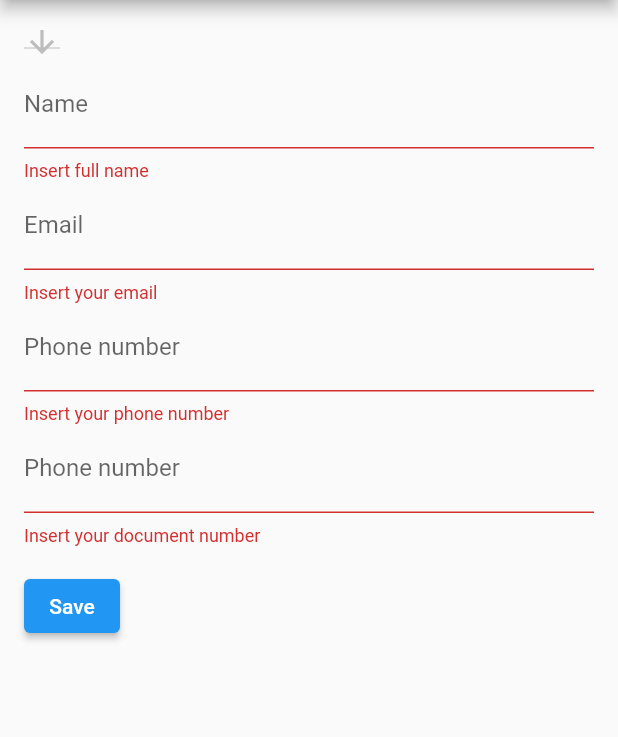
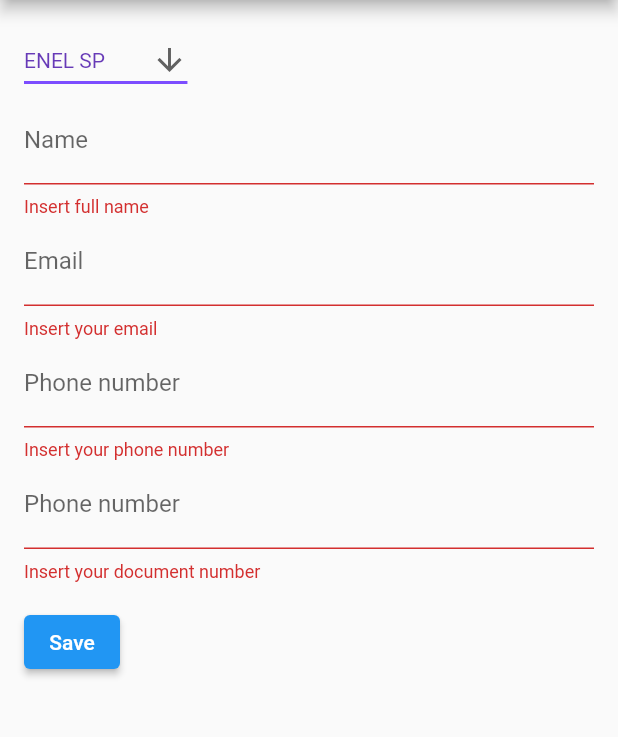
Before and after one commit to brunotfarsura/powereffi_mobile, a Flutter app: the screen it shows after launch, after a tap on "Save", on a phone screen of 412 x 824 dp, the part 84-821 px from its top. Run offline on Flutter 3.47's test engine with Material 2 defaults, Android fonts, the light colour scheme and no system bars; our stand-ins replace floor; accounts and stored records are empty.

Commit message:
create energy consumption data model

```diff
--- /dev/null
+++ b/lib/energyConsumption/dropDownButtonWidget.dart
@@ -0,0 +1,42 @@
+import 'package:flutter/material.dart';
+import 'package:flutter/src/widgets/container.dart';
+import 'package:flutter/src/widgets/framework.dart';
+
+class DropDownButtonWidget extends StatefulWidget {
+  const DropDownButtonWidget({super.key});
+
+  @override
+  State<DropDownButtonWidget> createState() => _DropDownButtonWidgetState();
+}
+
+const List<String> list = <String>['ENEL SP', 'EDP', 'CEMIG', 'ELETROBRAS'];
+
+class _DropDownButtonWidgetState extends State<DropDownButtonWidget> {
+  String dropdownValue = list.first;
+
+  @override
+  Widget build(BuildContext context) {
+    return DropdownButton<String>(
+      value: dropdownValue,
+      icon: const Icon(Icons.arrow_downward),
+      elevation: 16,
+      style: const TextStyle(color: Colors.deepPurple),
+      underline: Container(
+        height: 2,
+        color: Colors.deepPurpleAccent,
+      ),
+      onChanged: (String? value) {
+        // This is called when the user selects an item.
+        setState(() {
+          dropdownValue = value!;
+        });
+      },
+      items: list.map<DropdownMenuItem<String>>((String value) {
+        return DropdownMenuItem<String>(
+          value: value,
+          child: Text(value),
+        );
+      }).toList(),
+    );
+  }
+}
--- a/lib/energyConsumption/energyConsumptionData.dart
+++ b/lib/energyConsumption/energyConsumptionData.dart
@@ -0,0 +1,108 @@
+import 'package:flutter/material.dart';
+import 'package:flutter/src/widgets/container.dart';
+import 'package:flutter/src/widgets/framework.dart';
+import 'package:powereffi_mobile/energyConsumption/DropDownButtonWidget.dart';
+import 'package:powereffi_mobile/model/person.dart';
+
+class EnergyConsumptionData extends StatelessWidget {
+  EnergyConsumptionData({super.key});
+
+  final Text title = const Text("Cadastro pessoal");
+
+  final _formKey = GlobalKey<FormState>();
+
+  TextEditingController _distributionCompanyNameController = TextEditingController();
+  final TextEditingController _installationNumberController = TextEditingController();
+  final TextEditingController _clientNameController = TextEditingController();
+  final TextEditingController _addressController = TextEditingController();
+  final TextEditingController _groupController = TextEditingController();
+  final TextEditingController _subGroupController = TextEditingController();
+  final TextEditingController _classController = TextEditingController();
+  final TextEditingController _subClassController = TextEditingController();
+  final TextEditingController _supplyTypeController = TextEditingController();
+  final TextEditingController _tariffModalityController = TextEditingController();
+  final TextEditingController _energyConsumptionFirstMonthController = TextEditingController();
+  final TextEditingController _energyConsumptionSecondMonthController = TextEditingController();
+  final TextEditingController _energyConsumptionThirdMonthController = TextEditingController();
+  final TextEditingController _energyConsumptionFourthMonthController = TextEditingController();
+
+  @override
+  Widget build(BuildContext context) {
+      return Scaffold(
+      appBar: AppBar(
+        title: const Text("Personal data"),
+        ),
+      body: SingleChildScrollView(
+        child: Padding(
+          padding: const EdgeInsets.all(16),
+          child: Form(
+            key: _formKey,
+            child: Column(
+              crossAxisAlignment: CrossAxisAlignment.start,
+              children: <Widget>[
+                const DropDownButtonWidget(),
+                TextFormField(
+                  decoration: const InputDecoration(
+                      hintText: "Name", labelText: "Name"),
+                  controller: _distributionCompanyNameController,
+                  validator: (value) {
+                    if (value == null || value.isEmpty) {
+                      return 'Insert full name';
+                    }
+                    return null;
+                  },
+                ),
+                TextFormField(
+                  decoration: const InputDecoration(
+                      hintText: "Email", labelText: "Email"),
+                  controller: _installationNumberController,
+                  validator: (value) {
+                    if (value == null || value.isEmpty) {
+                      return 'Insert your email';
+                    }
+                    return null;
+                  },
+                ),
+                TextFormField(
+                  decoration: const InputDecoration(
+                      hintText: "Phone number", labelText: "Phone number"),
+                  controller: _clientNameController,
+                  validator: (value) {
+                    if (value == null || value.isEmpty) {
+                      return 'Insert your phone number';
+                    }
+                    return null;
+                  },
+                ),
+                TextFormField(
+                  decoration: const InputDecoration(
+                      hintText: "Document number", labelText: "Phone number"),
+                  controller: _addressController,
+                  validator: (value) {
+                    if (value == null || value.isEmpty) {
+                      return 'Insert your document number';
+                    }
+                    return null;
+                  },
+                ),
+                Padding(
+                  padding: const EdgeInsets.symmetric(vertical: 16.0),
+                  child: ElevatedButton(
+                    onPressed: () {
+                      if (_formKey.currentState!.validate()) {
+
+                      //Navigator.pop(context, person);
+                        Navigator.pushNamed(context, "/consumptionProfile");
+                      }
+                    },
+                    child: const Text('Save'),
+                  ),
+                ),
+              ],
+            ),
+          ),
+        ),
+      ),
+    );
+  }
+}
--- a/lib/main.dart
+++ b/lib/main.dart
@@ -1,4 +1,5 @@
 import 'package:flutter/material.dart';
+import 'package:powereffi_mobile/energyConsumption/energyConsumptionData.dart';
 import 'package:powereffi_mobile/personalData/createPersonalData.dart';
 
 void main() {
@@ -15,11 +16,11 @@ class MyApp extends StatelessWidget {
       theme: ThemeData(
         primarySwatch: Colors.blue,
       ),
-      initialRoute: "/personalData",
+      initialRoute: "/energyConsumptionData",
       routes: {
         //"/": ((context) => const MyHomePage(title: 'My own home page',)), //Screen to start the app
         "/personalData": (context) => CreatePersonalData(),
-        "/energyConsumptionData": (context) => CreateEnergyConsumptionData()
+        "/energyConsumptionData": (context) => EnergyConsumptionData()
       },
     );
   }
--- a/lib/personalData/createPersonalData.dart
+++ b/lib/personalData/createPersonalData.dart
@@ -1,6 +1,7 @@
 import 'package:flutter/material.dart';
 import 'package:flutter/src/widgets/container.dart';
 import 'package:flutter/src/widgets/framework.dart';
+import 'package:powereffi_mobile/energyConsumption/DropDownButtonWidget.dart';
 
 import '../model/person.dart';
 
@@ -11,20 +12,10 @@ class CreatePersonalData extends StatelessWidget {
 
   final _formKey = GlobalKey<FormState>();
 
-  TextEditingController _distributionCompanyNameController = TextEditingController();
-  final TextEditingController _installationNumberController = TextEditingController();
-  final TextEditingController _clientNameController = TextEditingController();
-  final TextEditingController _addressController = TextEditingController();
-  final TextEditingController _groupController = TextEditingController();
-  final TextEditingController _subGroupController = TextEditingController();
-  final TextEditingController _classController = TextEditingController();
-  final TextEditingController _subClassController = TextEditingController();
-  final TextEditingController _supplyTypeController = TextEditingController();
-  final TextEditingController _tariffModalityController = TextEditingController();
-  final TextEditingController _energyConsumptionFirstMonthController = TextEditingController();
-  final TextEditingController _energyConsumptionSecondMonthController = TextEditingController();
-  final TextEditingController _energyConsumptionThirdMonthController = TextEditingController();
-  final TextEditingController _energyConsumptionFourthMonthController = TextEditingController();
+  final TextEditingController _nameController = TextEditingController();
+  final TextEditingController _emailController = TextEditingController();
+  final TextEditingController _phoneController = TextEditingController();
+  final TextEditingController _documentController = TextEditingController();
 
   @override
   Widget build(BuildContext context) {
@@ -40,16 +31,11 @@ class CreatePersonalData extends StatelessWidget {
             child: Column(
               crossAxisAlignment: CrossAxisAlignment.start,
               children: <Widget>[
-                DropdownButton<String>(items: [],
-                  icon: const Icon(Icons.arrow_downward),
-                  elevation: 16,
-
-                  onChanged: (value) => _distributionCompanyNameController=value
-                ),
                 TextFormField(
                   decoration: const InputDecoration(
-                      hintText: "Name", labelText: "Name"),
-                  controller: _distributionCompanyNameController,
+                      hintText: "Name",
+                      labelText: "Name"),
+                  controller: _nameController,
                   validator: (value) {
                     if (value == null || value.isEmpty) {
                       return 'Insert full name';
@@ -60,7 +46,7 @@ class CreatePersonalData extends StatelessWidget {
                 TextFormField(
                   decoration: const InputDecoration(
                       hintText: "Email", labelText: "Email"),
-                  controller: _installationNumberController,
+                  controller: _emailController,
                   validator: (value) {
                     if (value == null || value.isEmpty) {
                       return 'Insert your email';
@@ -71,7 +57,7 @@ class CreatePersonalData extends StatelessWidget {
                 TextFormField(
                   decoration: const InputDecoration(
                       hintText: "Phone number", labelText: "Phone number"),
-                  controller: _clientNameController,
+                  controller: _phoneController,
                   validator: (value) {
                     if (value == null || value.isEmpty) {
                       return 'Insert your phone number';
@@ -82,7 +68,7 @@ class CreatePersonalData extends StatelessWidget {
                 TextFormField(
                   decoration: const InputDecoration(
                       hintText: "Document number", labelText: "Phone number"),
-                  controller: _addressController,
+                  controller: _documentController,
                   validator: (value) {
                     if (value == null || value.isEmpty) {
                       return 'Insert your document number';
@@ -97,13 +83,13 @@ class CreatePersonalData extends StatelessWidget {
                       if (_formKey.currentState!.validate()) {
 
                       Person person = Person(
-                          name: _distributionCompanyNameController.text,
-                          email: _installationNumberController.text,
-                          phoneNumber: _clientNameController.text,
-                          documentNumber: _addressController.text
+                          name: _nameController.text,
+                          email: _emailController.text,
+                          phoneNumber: _phoneController.text,
+                          documentNumber: _documentController.text
                         );
                         //Navigator.pop(context, person);
-                        Navigator.pushNamed(context, "");
+                        Navigator.pushNamed(context, "/energyConsumptionData");
                       }
                     },
                     child: const Text('Save'),
```
Also changed, not shown: lib/model/energy.dart (added, +33 -0 lines).
